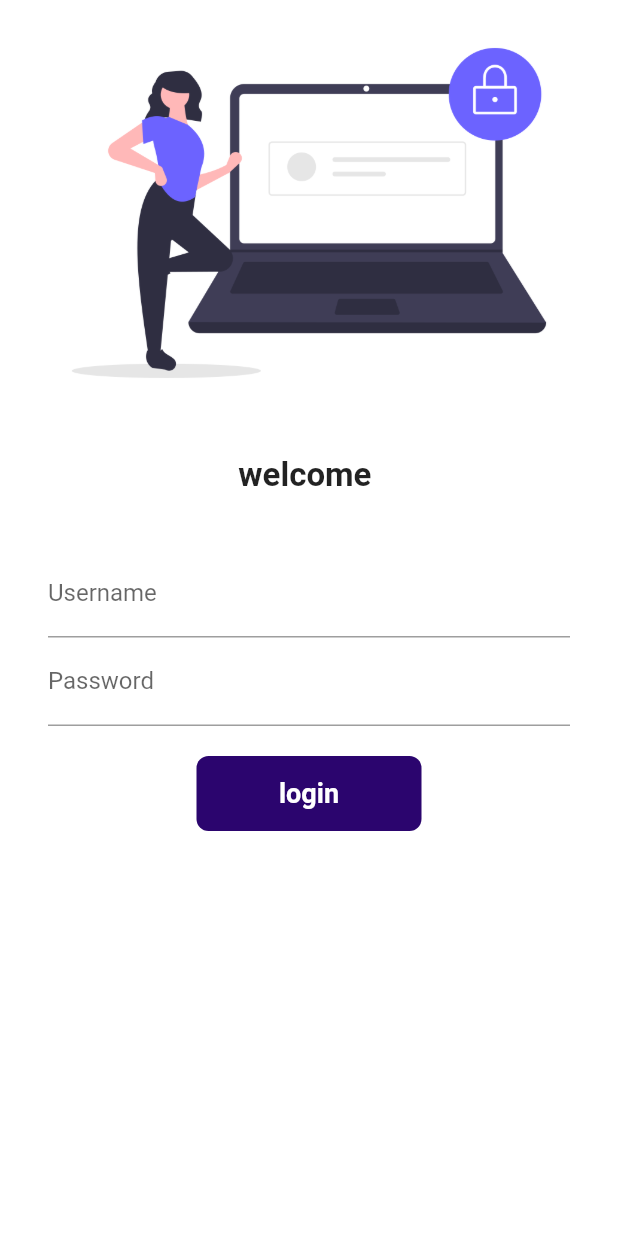
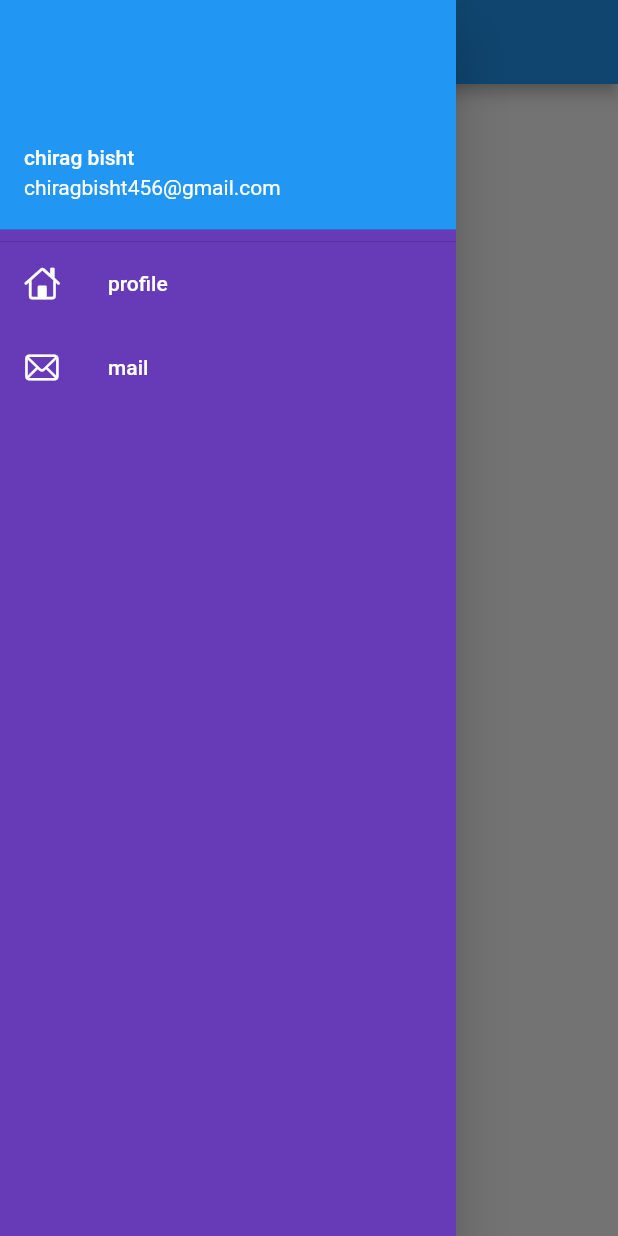
Before and after one commit to Trackonic/flutter, a Flutter app: the screen it shows after launch, with the side drawer open (before the commit the screen has no drawer), on a phone screen of 412 x 824 dp. Run offline on Flutter 3.47's test engine with Material 2 defaults, Android fonts, the phone set to English and light mode, and no system bars; our stand-ins replace google_fonts.

Commit message:
day 8 completed

```diff
--- a/lib/home.dart
+++ b/lib/home.dart
@@ -1,4 +1,5 @@
 import 'package:flutter/material.dart';
+import 'package:flutter_application_2/widget/drawer.dart';
 class HomePage extends StatelessWidget {
 
   @override
@@ -12,7 +13,7 @@ class HomePage extends StatelessWidget {
       child: Text("hello my name is chirag "),
     ),
     ),
-    drawer: Drawer(),
+    drawer: MyDrawer(),
     );
   }
 }
--- a/lib/main.dart
+++ b/lib/main.dart
@@ -16,14 +16,14 @@ class MyWidget extends StatelessWidget {
      // home:HomePage(),
       themeMode: ThemeMode.dark,
       theme: ThemeData(
-        primarySwatch: Colors.deepPurple,
+        primarySwatch: Colors.purple,
         primaryTextTheme: GoogleFonts.latoTextTheme()
         ,),
 
 
       darkTheme: ThemeData(
         brightness: Brightness.light),
-        initialRoute: "/",
+        initialRoute:  MyRoutes.homeRoute,
         routes:{
           "/":(context) => LoginPage(),
           MyRoutes.homeRoute:(context) => HomePage(),
--- /dev/null
+++ b/lib/widget/drawer.dart
@@ -0,0 +1,51 @@
+import "package:flutter/cupertino.dart";
+import "package:flutter/material.dart";
+ class MyDrawer extends StatelessWidget {
+
+  @override
+  Widget build(BuildContext context) {
+    return  Drawer(
+    child: Container(
+
+      color: Colors.deepPurple,
+
+    child: ListView(
+
+
+      children: [
+        DrawerHeader(
+          padding: EdgeInsets.zero,
+          margin:EdgeInsets.zero,
+          child: UserAccountsDrawerHeader(
+            accountEmail: Text("chiragbisht456@gmail.com"),
+          accountName: Text("chirag bisht"),)
+          ),
+          ListTile(
+            leading :Icon(
+              CupertinoIcons.home,
+            color: Colors.white,
+            ),
+            title: Text("profile",
+             textScaleFactor: 1.0,
+             style: TextStyle(
+              color: Colors.white
+             ))
+            ,
+          )
+, ListTile(
+            leading :Icon(
+              CupertinoIcons.mail,
+            color: Colors.white
+            ),
+            title: Text("mail",
+             textScaleFactor: 1.0,
+             style: TextStyle(
+              color: Colors.white
+             ))
+            ,
+          )
+      ],
+    ),
+    ) ) ;
+  }
+}
```
